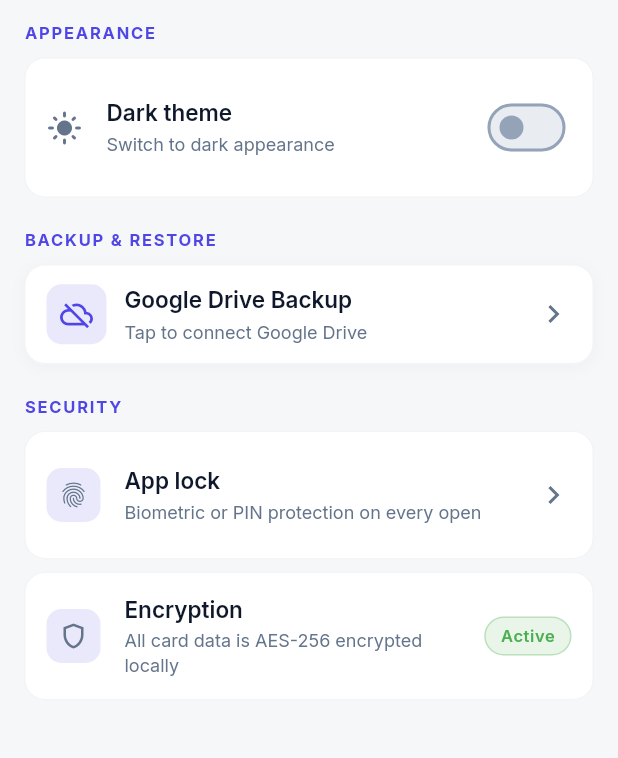
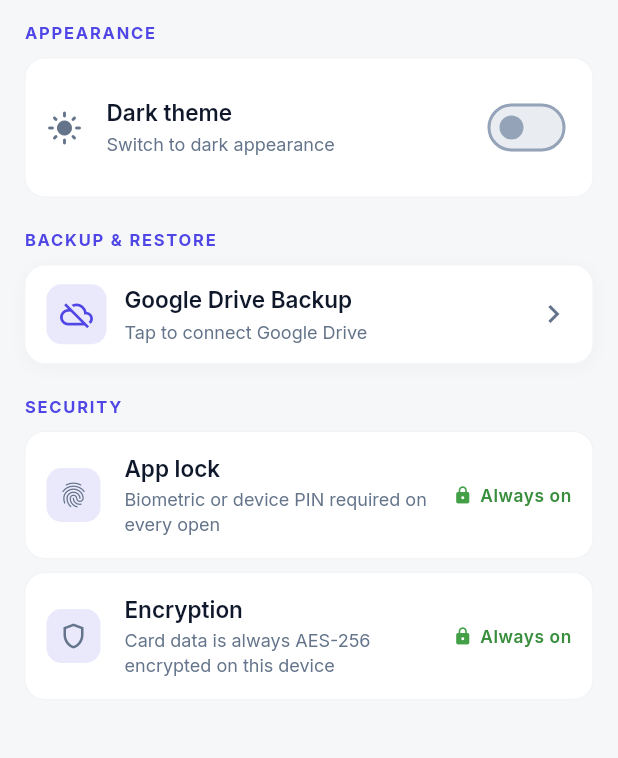
Before and after one commit to Geopaul94/credit_card_mananger, a Flutter app: the ProfileScreen screen opened directly, on a phone screen of 412 x 824 dp, the part 228-986 px from its top. Run offline on Flutter 3.47's test engine with Material 3 defaults, Android fonts, the phone set to English and light mode, and no system bars; our stand-ins replace equatable, flutter_bloc, flutter_local_notifications, flutter_secure_storage, get_it, google_sign_in and 4 more; missing offline and left inert: encrypt, extension_google_sign_in_as_googleapis_auth, google_mlkit_text_recognition, googleapis; accounts and stored records are empty; statements that could not run were skipped.

Commit message:
Add Card Name field, expiry MM/YY formatting, and polish
- Card Name (co-brand, e.g. "Flipkart"): new field threaded through entity,
  model, local storage, Drive backup, add screen, and OCR detection.
  Home/detail/reminders/notifications now show "Bank - Card Name" via
  PaymentCard.displayTitle.
- Expiry field: live MM/YY formatting (numeric, auto "/", 4-digit cap) and a
  more tolerant OCR parser (handles spaced separators / VALID THRU).
- Profile › Security: replace the "Active" pill (read like a toggle) with a
  non-interactive "Always on" marker on Encryption + App lock; drop the dead
  chevron.
- Dark mode: home protection-hint banner was a hardcoded pale-blue box; now a
  theme-aware indigo tint that adapts.
- Docs: flesh out CLAUDE.md (theming + domain notes).

Co-Authored-By: Claude Opus 4.8 (1M context) <noreply@anthropic.com>

```diff
--- a/lib/core/backup/backup_cubit.dart
+++ b/lib/core/backup/backup_cubit.dart
@@ -227,6 +227,7 @@ class BackupCubit extends Cubit<BackupState> {
                 'typeLabel': c.typeLabel,
                 'cvv': c.cvv,
                 if (c.bankName != null) 'bankName': c.bankName,
+                if (c.cardName != null) 'cardName': c.cardName,
                 if (c.dueDay != null) 'dueDay': c.dueDay,
                 if (c.notes != null) 'notes': c.notes,
               })
@@ -249,6 +250,7 @@ class BackupCubit extends Cubit<BackupState> {
         typeLabel: m['typeLabel'] as String,
         cvv: m['cvv'] as String,
         bankName: m['bankName'] as String?,
+        cardName: m['cardName'] as String?,
         dueDay: m['dueDay'] as int?,
         notes: m['notes'] as String?,
       );
--- a/lib/core/notifications/notification_service.dart
+++ b/lib/core/notifications/notification_service.dart
@@ -64,7 +64,7 @@ class NotificationService {
 
   /// Schedules the full reminder window around a concrete [dueDate].
   Future<void> _scheduleAround(PaymentCard card, DateTime dueDate) async {
-    final name = card.bankName ?? '${card.typeLabel} Card';
+    final name = card.displayTitle;
     for (int i = 0; i < _reminderOffsets.length; i++) {
       final offset = _reminderOffsets[i];
       // [offset] days BEFORE the due date (a negative offset ⇒ after it).
--- a/lib/core/storage/secure_card_storage.dart
+++ b/lib/core/storage/secure_card_storage.dart
@@ -115,6 +115,7 @@ class SecureCardStorage {
         'typeLabel': c.typeLabel,
         'cvv': c.cvv,
         if (c.bankName != null) 'bankName': c.bankName,
+        if (c.cardName != null) 'cardName': c.cardName,
         if (c.dueDay != null) 'dueDay': c.dueDay,
         if (c.notes != null) 'notes': c.notes,
       };
@@ -127,6 +128,7 @@ class SecureCardStorage {
         typeLabel: m['typeLabel'] as String,
         cvv: m['cvv'] as String,
         bankName: m['bankName'] as String?,
+        cardName: m['cardName'] as String?,
         dueDay: m['dueDay'] as int?,
         notes: m['notes'] as String?,
       );
--- a/lib/features/cards/data/models/payment_card_model.dart
+++ b/lib/features/cards/data/models/payment_card_model.dart
@@ -9,6 +9,7 @@ class PaymentCardModel extends PaymentCard {
     required super.typeLabel,
     required super.cvv,
     super.bankName,
+    super.cardName,
     super.dueDay,
     super.notes,
   });
@@ -21,6 +22,7 @@ class PaymentCardModel extends PaymentCard {
         typeLabel: card.typeLabel,
         cvv: card.cvv,
         bankName: card.bankName,
+        cardName: card.cardName,
         dueDay: card.dueDay,
         notes: card.notes,
       );
--- a/lib/features/cards/domain/entities/payment_card.dart
+++ b/lib/features/cards/domain/entities/payment_card.dart
@@ -9,6 +9,7 @@ class PaymentCard extends Equatable {
     required this.typeLabel,
     required this.cvv,
     this.bankName,
+    this.cardName,
     this.dueDay,
     this.notes,
   });
@@ -20,8 +21,22 @@ class PaymentCard extends Equatable {
   final String typeLabel;
   final String cvv;
   final String? bankName;
+  final String? cardName; // co-brand / product name, e.g. "Flipkart"
   final int? dueDay; // monthly due date — null means no reminder set
   final String? notes; // free-text notes (bank login, reminders, etc.)
+
+  /// Title shown in lists / app bar: "Bank - Card Name" when both exist,
+  /// otherwise whichever is present (falling back to the card type).
+  String get displayTitle {
+    final bank = bankName?.trim();
+    final name = cardName?.trim();
+    final hasBank = bank != null && bank.isNotEmpty;
+    final hasName = name != null && name.isNotEmpty;
+    if (hasBank && hasName) return '$bank - $name';
+    if (hasBank) return bank;
+    if (hasName) return name;
+    return typeLabel;
+  }
 
   /// 4532 1234 5678 9012
   String get formattedNumber {
@@ -113,6 +128,8 @@ class PaymentCard extends Equatable {
     String? cvv,
     String? bankName,
     bool clearBankName = false,
+    String? cardName,
+    bool clearCardName = false,
     int? dueDay,
     bool clearDueDay = false,
     String? notes,
@@ -126,12 +143,23 @@ class PaymentCard extends Equatable {
       typeLabel: typeLabel ?? this.typeLabel,
       cvv: cvv ?? this.cvv,
       bankName: clearBankName ? null : (bankName ?? this.bankName),
+      cardName: clearCardName ? null : (cardName ?? this.cardName),
       dueDay: clearDueDay ? null : (dueDay ?? this.dueDay),
       notes: clearNotes ? null : (notes ?? this.notes),
     );
   }
 
   @override
-  List<Object?> get props =>
-      [id, holderName, cardNumber, expiryDate, typeLabel, cvv, bankName, dueDay, notes];
+  List<Object?> get props => [
+        id,
+        holderName,
+        cardNumber,
+        expiryDate,
+        typeLabel,
+        cvv,
+        bankName,
+        cardName,
+        dueDay,
+        notes,
+      ];
 }
--- a/lib/features/cards/presentation/bloc/card_overview/card_overview_bloc.dart
+++ b/lib/features/cards/presentation/bloc/card_overview/card_overview_bloc.dart
@@ -112,6 +112,9 @@ class CardOverviewBloc extends Bloc<CardOverviewEvent, CardOverviewState> {
         bankName: (event.bankName?.trim().isEmpty ?? true)
             ? null
             : event.bankName!.trim(),
+        cardName: (event.cardName?.trim().isEmpty ?? true)
+            ? null
+            : event.cardName!.trim(),
         dueDay: event.dueDay,
       );
 
--- a/lib/features/cards/presentation/bloc/card_overview/card_overview_event.dart
+++ b/lib/features/cards/presentation/bloc/card_overview/card_overview_event.dart
@@ -20,6 +20,7 @@ class AddCardRequested extends CardOverviewEvent {
     required this.typeLabel,
     required this.cvv,
     this.bankName,
+    this.cardName,
     this.dueDay,
   });
 
@@ -29,11 +30,20 @@ class AddCardRequested extends CardOverviewEvent {
   final String typeLabel;
   final String cvv;
   final String? bankName;
+  final String? cardName;
   final int? dueDay;
 
   @override
-  List<Object?> get props =>
-      [holderName, cardNumber, expiryDate, typeLabel, cvv, bankName, dueDay];
+  List<Object?> get props => [
+        holderName,
+        cardNumber,
+        expiryDate,
+        typeLabel,
+        cvv,
+        bankName,
+        cardName,
+        dueDay,
+      ];
 }
 
 /// Update an existing card (notes, due date, etc.)
--- a/lib/features/cards/presentation/pages/card_detail_screen/card_detail_screen.dart
+++ b/lib/features/cards/presentation/pages/card_detail_screen/card_detail_screen.dart
@@ -175,7 +175,7 @@ class _CardDetailScreenState extends State<CardDetailScreen>
       builder: (ctx) => AlertDialog(
         title: const Text('Delete card?'),
         content:
-            Text('Remove "${_card.bankName ?? _card.typeLabel}" permanently?'),
+            Text('Remove "${_card.displayTitle}" permanently?'),
         actions: [
           TextButton(
               onPressed: () => Navigator.pop(ctx, false),
@@ -215,7 +215,7 @@ class _CardDetailScreenState extends State<CardDetailScreen>
       child: Scaffold(
         backgroundColor: scheme.surfaceContainerLowest,
         appBar: AppBar(
-          title: Text(_card.bankName ?? _card.typeLabel,
+          title: Text(_card.displayTitle,
               style: const TextStyle(fontWeight: FontWeight.w700)),
           actions: [
             IconButton(
--- a/lib/features/cards/presentation/pages/profile_screen/profile_screen.dart
+++ b/lib/features/cards/presentation/pages/profile_screen/profile_screen.dart
@@ -39,28 +39,15 @@ class ProfileScreen extends StatelessWidget {
             _ProfileTile(
               icon: Icons.fingerprint,
               title: 'App lock',
-              subtitle: 'Biometric or PIN protection on every open',
+              subtitle: 'Biometric or device PIN required on every open',
+              trailing: const _AlwaysOnBadge(),
             ),
             SizedBox(height: context.spacing(8)),
             _ProfileTile(
               icon: Icons.shield_outlined,
               title: 'Encryption',
-              subtitle: 'All card data is AES-256 encrypted locally',
-              trailing: Container(
-                padding:
-                    const EdgeInsets.symmetric(horizontal: 10, vertical: 4),
-                decoration: BoxDecoration(
-                  color: Colors.green.withValues(alpha: 0.12),
-                  borderRadius: BorderRadius.circular(20),
-                  border: Border.all(
-                      color: Colors.green.withValues(alpha: 0.3)),
-                ),
-                child: const Text('Active',
-                    style: TextStyle(
-                        color: Colors.green,
-                        fontWeight: FontWeight.w600,
-                        fontSize: 11)),
-              ),
+              subtitle: 'Card data is always AES-256 encrypted on this device',
+              trailing: const _AlwaysOnBadge(),
             ),
           ],
         ),
@@ -234,6 +221,34 @@ class _ProfileTile extends StatelessWidget {
   }
 }
 
+// ─── Always-on indicator ──────────────────────────────────────────────────────
+// A non-interactive "Always on" marker — communicates that a protection is
+// mandatory and can't be toggled off (avoids reading like an optional setting).
+
+class _AlwaysOnBadge extends StatelessWidget {
+  const _AlwaysOnBadge();
+
+  @override
+  Widget build(BuildContext context) {
+    final green = Colors.green.shade600;
+    return Row(
+      mainAxisSize: MainAxisSize.min,
+      children: [
+        Icon(Icons.lock, size: 13, color: green),
+        const SizedBox(width: 5),
+        Text(
+          'Always on',
+          style: TextStyle(
+            color: Colors.green.shade700,
+            fontWeight: FontWeight.w600,
+            fontSize: 11.5,
+          ),
+        ),
+      ],
+    );
+  }
+}
+
 // ─── Theme tile ───────────────────────────────────────────────────────────────
 
 class _ThemeModeTile extends StatelessWidget {
--- a/lib/features/cards/presentation/pages/reminder_screen/reminder_screen.dart
+++ b/lib/features/cards/presentation/pages/reminder_screen/reminder_screen.dart
@@ -264,7 +264,7 @@ class _ActiveReminderCard extends StatelessWidget {
                   crossAxisAlignment: CrossAxisAlignment.start,
                   children: [
                     Text(
-                      card.bankName ?? '${card.typeLabel} Card',
+                      card.displayTitle,
                       maxLines: 1,
                       overflow: TextOverflow.ellipsis,
                       style: TextStyle(
@@ -344,7 +344,7 @@ class _CompactRow extends StatelessWidget {
               crossAxisAlignment: CrossAxisAlignment.start,
               children: [
                 Text(
-                  card.bankName ?? '${card.typeLabel} Card',
+                  card.displayTitle,
                   maxLines: 1,
                   overflow: TextOverflow.ellipsis,
                   style: TextStyle(
--- a/lib/features/cards/presentation/widgets/card_tile.dart
+++ b/lib/features/cards/presentation/widgets/card_tile.dart
@@ -118,7 +118,7 @@ class CardFrontFace extends StatelessWidget {
             children: [
               Flexible(
                 child: Text(
-                  card.bankName ?? card.typeLabel,
+                  card.displayTitle,
                   maxLines: 1,
                   overflow: TextOverflow.ellipsis,
                   style: const TextStyle(
```
Also changed, not shown: lib/features/cards/data/services/card_scan_service.dart (+56 -4 lines), lib/features/cards/presentation/pages/add_card_screen/add_card_screen.dart (+42 -1 lines), lib/features/cards/presentation/pages/home_screen/home_screen.dart (+8 -8 lines), 1 other file.
